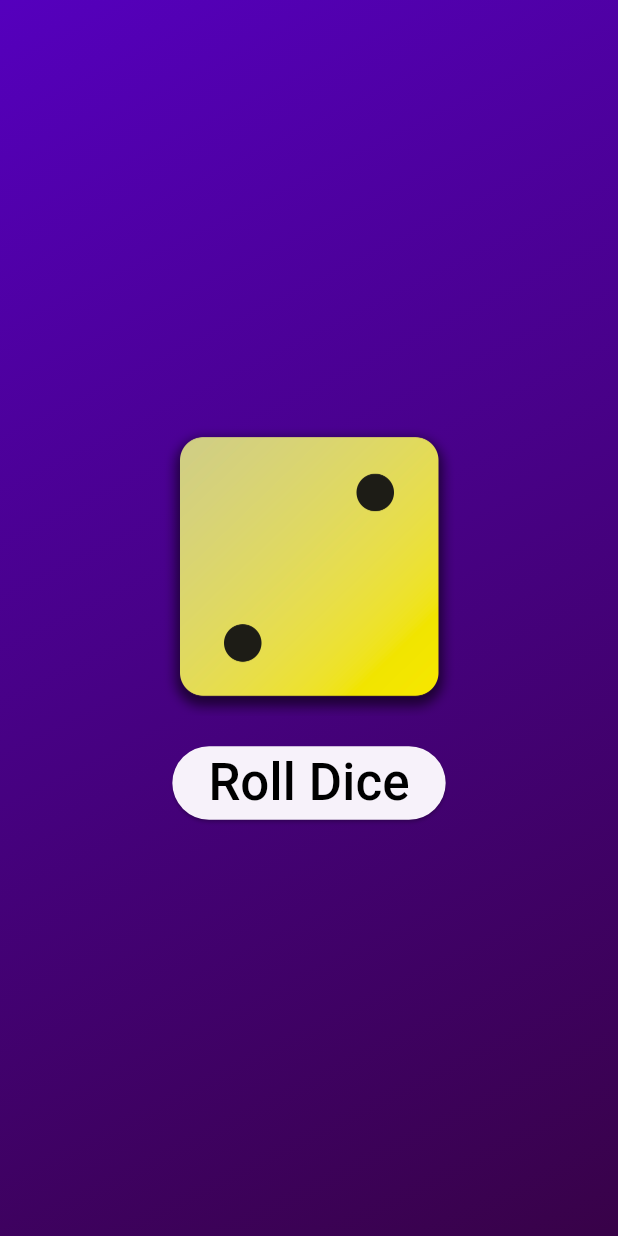
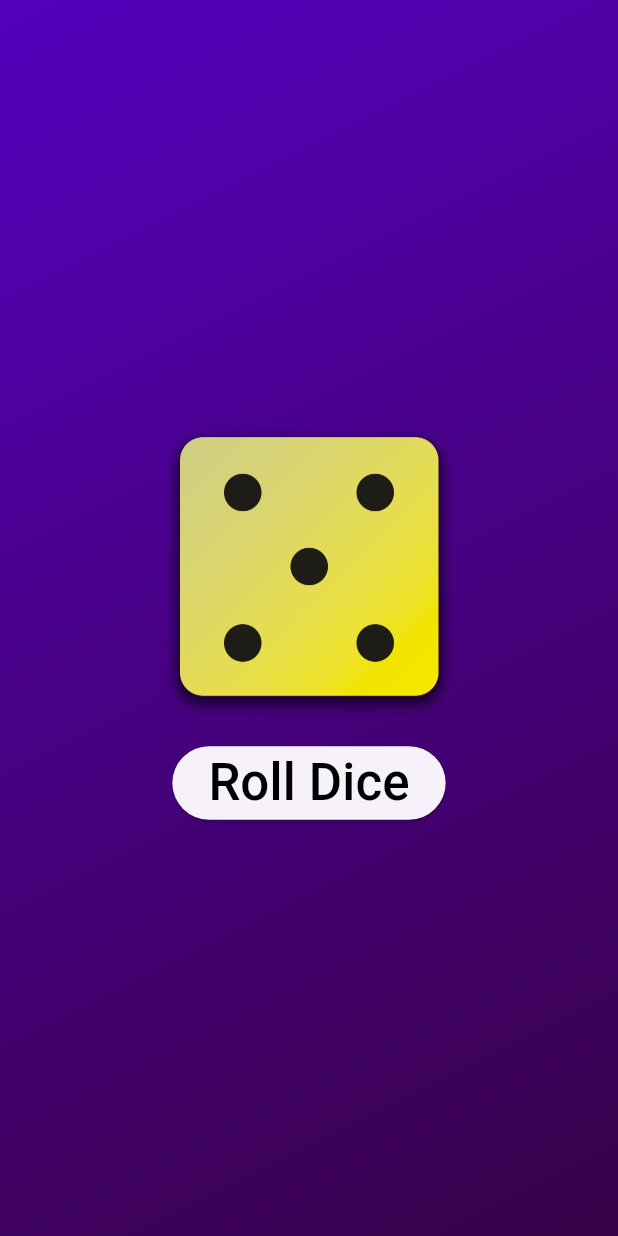
Before and after one commit to snaxy318/dice_app, a Flutter app: the screen it shows after launch, after a tap on "Roll Dice", on a phone screen of 412 x 824 dp. Run offline on Flutter 3.47's test engine with Material 3 defaults, Android fonts, the phone set to English and light mode, and no system bars.

```diff
--- a/lib/dice_roller.dart
+++ b/lib/dice_roller.dart
@@ -1,3 +1,4 @@
+import 'dart:math';
 import 'package:flutter/material.dart';
 
 class DiceRoller extends StatefulWidget {
@@ -14,8 +15,10 @@ class _DiceRollerState extends State<DiceRoller> {
   var activeImage = 'assets/images/dice-1.png';
 
   void rollDice() {
+    var diceNumber = Random().nextInt(6)+1;
+
     setState(() {
-      activeImage = 'assets/images/dice-2.png';
+      activeImage = 'assets/images/dice-$diceNumber.png';
     });
   }
 
```
